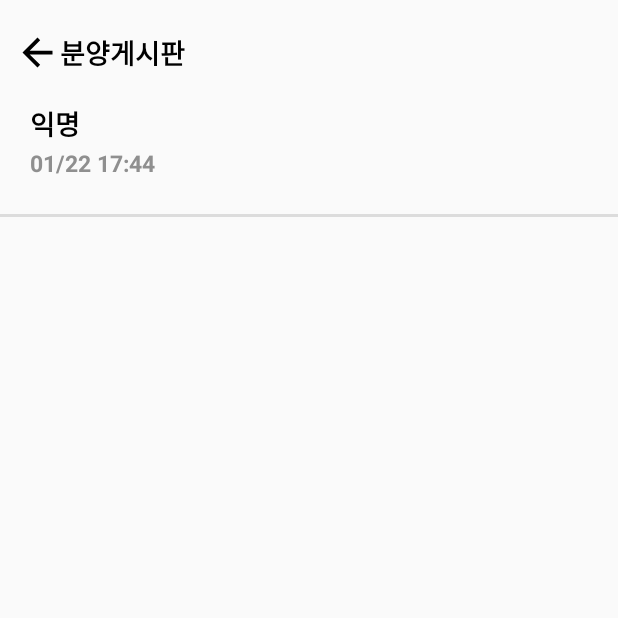
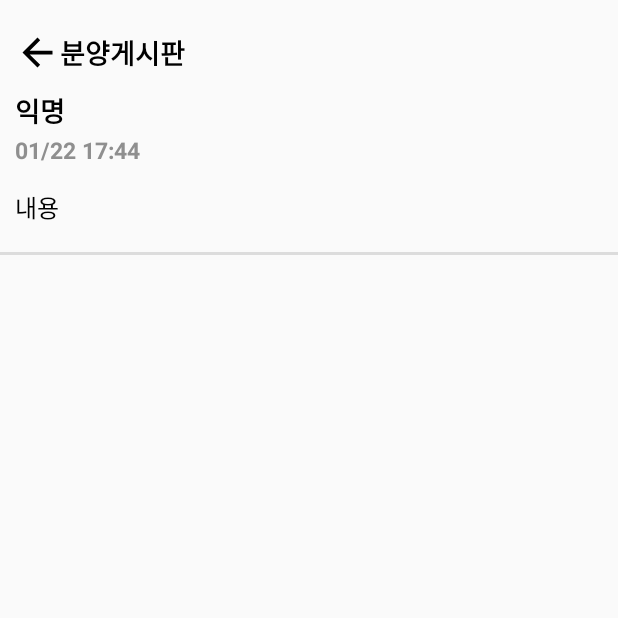
Before and after one commit to K-Graduate/application, an Android app: the PostDetailActivity screen opened directly, with no data from a screen before it, on a phone screen of 412 x 824 dp, the top half of it. Run offline under Robolectric (Android 15) with nearby library versions, the phone set to English and light mode, and no system bars; pictures from the network do not load.

Commit message:
게시글 대표 사진 출력 및 게시글 클릭 시 게시글 출력

```diff
--- a/KGraduate/app/src/main/java/com/example/kgraduate/PostDetailActivity.kt
+++ b/KGraduate/app/src/main/java/com/example/kgraduate/PostDetailActivity.kt
@@ -17,22 +17,23 @@ class PostDetailActivity : AppCompatActivity() {
 
     override fun onCreate(savedInstanceState: Bundle?) {
         super.onCreate(savedInstanceState)
-        setContentView(R.layout.activity_post_detail)
 
         init()
     }
 
     fun setPost(post : Post) {
-        Log.d(TAG, "setPost: $post")
-        binding.tvId.text = "왜안돼"
+        binding.tvId.text = post.creator_name
         binding.tvTime.text = post.create_time
 
-        var ids = post.file_id.split("|")
+        val file_id = post.file_id.substring(0,post.file_id.length-1)
+        var ids = file_id.split("|")
         detailPostAdapter.datas = ids as MutableList
+        detailPostAdapter.notifyDataSetChanged()
     }
 
     fun init() {
         binding = ActivityPostDetailBinding.inflate(layoutInflater)
+        setContentView(binding.root)
 
         detailPostAdapter = DetailPostAdapter(baseContext)
         binding.rvPost.adapter = detailPostAdapter
--- a/KGraduate/app/src/main/java/com/example/kgraduate/love/LoveFragment.kt
+++ b/KGraduate/app/src/main/java/com/example/kgraduate/love/LoveFragment.kt
@@ -70,10 +70,10 @@ class LoveFragment : Fragment() {
                     val post = gson.fromJson(posts.get(i), Post::class.java)
 
                     // post어댑터에 추가
-                    Log.d(TAG, "love fragment > post data 추가: $post")
                     datas.add(post)
                 }
                 // 어댑터 데이터 업데이트
+                Log.d(TAG, "love fragment > post data 추가: $datas")
                 postAdapter.postdatas = datas
                 postAdapter.notifyDataSetChanged()
             }
--- a/KGraduate/app/src/main/java/com/example/kgraduate/posts/DetailPostAdapter.kt
+++ b/KGraduate/app/src/main/java/com/example/kgraduate/posts/DetailPostAdapter.kt
@@ -2,6 +2,7 @@ package com.example.kgraduate.posts
 
 import android.content.Context
 import android.net.Uri
+import android.util.Log
 import android.view.LayoutInflater
 import android.view.View
 import android.view.ViewGroup
@@ -9,6 +10,7 @@ import android.widget.ImageView
 import androidx.recyclerview.widget.RecyclerView
 import com.bumptech.glide.Glide
 import com.example.kgraduate.R
+import com.example.kgraduate.login.LoginActivity.Companion.TAG
 import com.example.kgraduate.repository.entity.Post
 //import kotlinx.android.synthetic.main.recylcer_post_detail_item.view.*
 
@@ -30,8 +32,11 @@ class DetailPostAdapter(private val mContext : Context) : RecyclerView.Adapter<D
         //private val postImg = itemView.iv_post
         private val postImg = itemView.findViewById<ImageView>(R.id.iv_post)
         fun bind(id: String) {
-            val uri = "http://175.123.112.88:8080/api/images/" + id + ".jpg"
-            Glide.with(itemView).load(Uri.parse(uri)).into(postImg)
+            Log.d(TAG, "bind: $id")
+            if(id.length > 2) {
+                val uri = "http://175.123.112.88:8080/api/images/" + id
+                Glide.with(itemView).load(Uri.parse(uri)).into(postImg)
+            }
         }
     }
 }
--- a/KGraduate/app/src/main/java/com/example/kgraduate/posts/PostAdapter.kt
+++ b/KGraduate/app/src/main/java/com/example/kgraduate/posts/PostAdapter.kt
@@ -55,7 +55,7 @@ class PostAdapter(private val context : Context) : RecyclerView.Adapter<PostAdap
 //            Log.d(TAG, "postAdapter > split before : ${item}")
 //            Log.d(TAG, "postAdapter > split result : $arr")
 //            Log.d(TAG, "postAdapter > file id : ${arr[0]}")
-            val uri = "http://175.123.112.88:8080/api/images/" + arr[0] + ".jpg"
+            val uri = "http://175.123.112.88:8080/api/images/" + arr[0]
             Glide.with(itemView).load(Uri.parse(uri)).into(postImg)
             postContent.text = item.content
             postLike.text = item.like
--- a/KGraduate/app/src/main/res/layout/activity_post_detail.xml
+++ b/KGraduate/app/src/main/res/layout/activity_post_detail.xml
@@ -27,6 +27,79 @@
         app:layout_constraintStart_toEndOf="@id/iv_back"
         app:layout_constraintTop_toTopOf="@id/iv_back"
         app:layout_constraintBottom_toBottomOf="@id/iv_back"/>
+
+    <ScrollView
+        android:layout_width="match_parent"
+        android:layout_height="0dp"
+        app:layout_constraintTop_toBottomOf="@id/iv_back">
+        <androidx.constraintlayout.widget.ConstraintLayout
+            android:layout_width="match_parent"
+            android:layout_height="match_parent">
+            <TextView
+                android:id="@+id/tv_id"
+                android:layout_width="wrap_content"
+                android:layout_height="wrap_content"
+                android:text="익명"
+                android:textColor="@color/black"
+                android:textStyle="bold"
+                android:textSize="18sp"
+                app:layout_constraintStart_toStartOf="parent"
+                app:layout_constraintTop_toTopOf="parent"
+                android:layout_marginStart="10dp"
+                android:layout_marginTop="10dp"/>
+
+            <TextView
+                android:id="@+id/tv_time"
+                android:layout_width="wrap_content"
+                android:layout_height="wrap_content"
+                android:text="01/22 17:44"
+                android:textSize="15sp"
+                android:textStyle="bold"
+                android:textColor="#8f8f8f"
+                app:layout_constraintStart_toStartOf="@id/tv_id"
+                app:layout_constraintTop_toBottomOf="@id/tv_id"
+                android:layout_marginTop="2dp"/>
+
+            <androidx.recyclerview.widget.RecyclerView
+                android:id="@+id/rv_post"
+                android:layout_width="match_parent"
+                android:layout_height="wrap_content"
+                app:layoutManager="androidx.recyclerview.widget.LinearLayoutManager"
+                android:orientation="vertical"
+                app:layout_constraintTop_toBottomOf="@id/tv_time"
+                tools:listitem="@layout/recylcer_post_detail_item"
+                android:layout_marginTop="5dp"/>
+
+            <TextView
+                android:id="@+id/tv_content"
+                android:layout_width="wrap_content"
+                android:layout_height="wrap_content"
+                android:text="내용"
+                android:textColor="@color/black"
+                android:textSize="16sp"
+                app:layout_constraintStart_toStartOf="@id/tv_id"
+                app:layout_constraintTop_toBottomOf="@id/rv_post"
+                android:layout_marginTop="10dp"/>
+
+            <View style="@style/Divider"
+                android:id="@+id/view_divider"
+                app:layout_constraintStart_toStartOf="parent"
+                app:layout_constraintTop_toBottomOf="@id/tv_content"
+                android:layout_marginTop="18dp"/>
+
+            <androidx.recyclerview.widget.RecyclerView
+                android:id="@+id/rv_comment"
+                android:layout_width="match_parent"
+                android:layout_height="wrap_content"
+                app:layoutManager="androidx.recyclerview.widget.LinearLayoutManager"
+                android:orientation="vertical"
+                app:layout_constraintTop_toBottomOf="@id/view_divider"
+                tools:listitem="@layout/recycler_comment_item"
+                android:layout_marginTop="5dp"/>
+        </androidx.constraintlayout.widget.ConstraintLayout>
+    </ScrollView>
+
+    <!--
 
     <TextView
         android:id="@+id/tv_id"
@@ -63,10 +136,21 @@
         tools:listitem="@layout/recylcer_post_detail_item"
         android:layout_marginTop="5dp"/>
 
+    <TextView
+        android:id="@+id/tv_content"
+        android:layout_width="wrap_content"
+        android:layout_height="wrap_content"
+        android:text="내용"
+        android:textColor="@color/black"
+        android:textSize="16sp"
+        app:layout_constraintStart_toStartOf="@id/tv_id"
+        app:layout_constraintTop_toBottomOf="@id/rv_post"
+        android:layout_marginTop="10dp"/>
+
     <View style="@style/Divider"
         android:id="@+id/view_divider"
         app:layout_constraintStart_toStartOf="parent"
-        app:layout_constraintTop_toBottomOf="@id/rv_post"
+        app:layout_constraintTop_toBottomOf="@id/tv_content"
         android:layout_marginTop="18dp"/>
 
     <androidx.recyclerview.widget.RecyclerView
@@ -78,6 +162,6 @@
         app:layout_constraintTop_toBottomOf="@id/view_divider"
         tools:listitem="@layout/recycler_comment_item"
         android:layout_marginTop="5dp"/>
-
+-->
 
 </androidx.constraintlayout.widget.ConstraintLayout>
```
